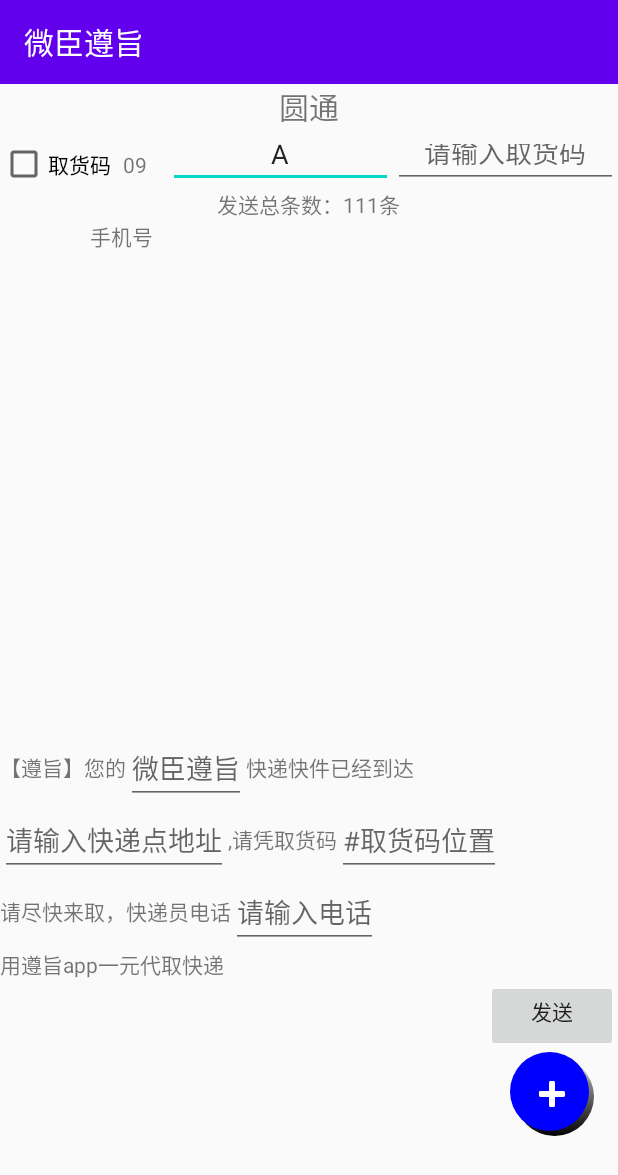
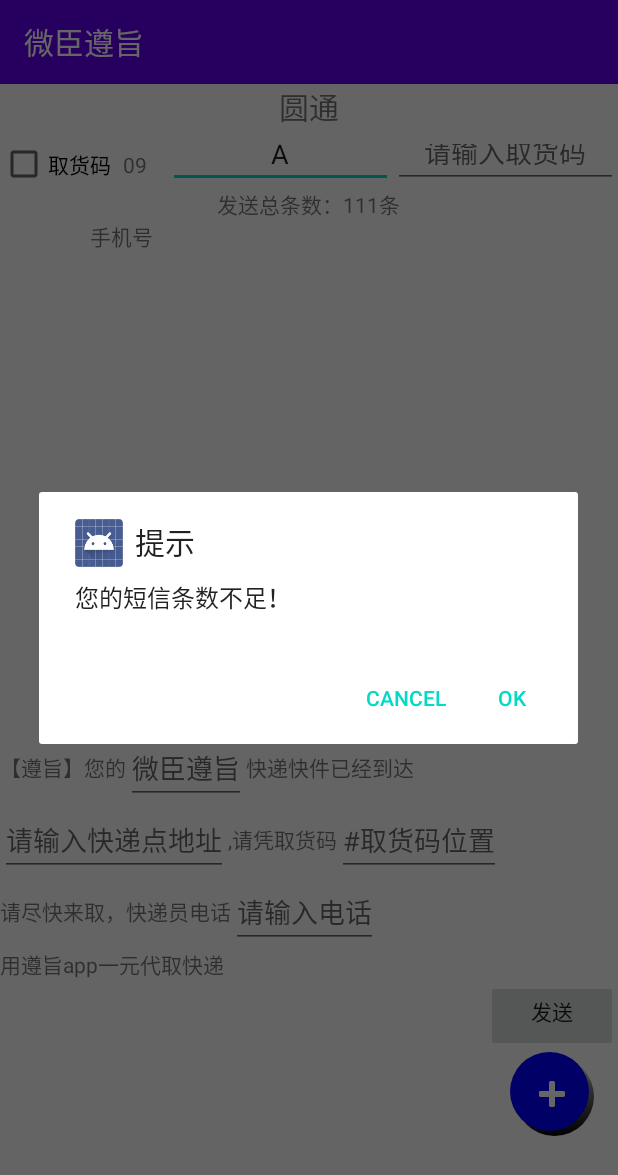
Before and after one commit to caozhaoqi/Transport_client, an Android app: the YTActivity screen opened directly, with no data from a screen before it, after a tap on "发送", on a phone screen of 412 x 824 dp. Shown: the top 1175 px of the screen. Run offline under Robolectric (Android 15) with nearby library versions, the light colour scheme and no system bars; our stand-ins replace ButterKnife; libraries missing offline, so code that uses them is left out: com.bigkoo.snappingstepper; 1 other tap on this screen came first.

Commit message:
message manage
Signed-off-by: czq <1150118968@qq.com>
(cherry picked from commit 2287dcc8566870722a8e2b79512200e52b76aaab)
Signed-off-by: czq <1150118968@qq.com>

```diff
--- a/app/src/main/java/com/example/SupportDecline/APPData.java
+++ b/app/src/main/java/com/example/SupportDecline/APPData.java
@@ -51,7 +51,8 @@
     public int[] qhm = new int[100];//ahm
 
     public int i;//record add phone number count
-    public String pro;
+    @NonNull
+    public String pro;//取货码前缀
     public int clickId;//选择id
     public int count;//记录扫描次数
 
--- a/app/src/main/java/com/example/SupportDecline/ScanActivity.java
+++ b/app/src/main/java/com/example/SupportDecline/ScanActivity.java
@@ -40,15 +40,14 @@
     ListView ls;
     Button finish;
     private static final String TAG = "ScanActivity";
-    int id;
-    int cl_id;
     String[] pn;
     int[] ahm;
 
 
     /**
-     * {@inheritDoc}
+     * {@inheritDocqqqqqqqqqqqqqqqqqqqqqqqqqqqqqqqqqqqqqqqqqqqqqqqqqqqqqqqqqqqq@Params Bundle}
      */
+
     @Override
     protected void onCreate(Bundle savedInstanceState) {
         super.onCreate(savedInstanceState);
--- a/app/src/main/java/com/example/SupportDecline/YTActivity.java
+++ b/app/src/main/java/com/example/SupportDecline/YTActivity.java
@@ -1,6 +1,8 @@
 package com.example.SupportDecline;
 
 import android.annotation.SuppressLint;
+import android.content.Context;
+import android.content.DialogInterface;
 import android.content.Intent;
 import android.os.Build;
 import android.os.Bundle;
@@ -13,9 +15,11 @@
 import android.widget.ListView;
 import android.widget.SimpleAdapter;
 import android.widget.TextView;
+import android.widget.Toast;
 
 import androidx.annotation.NonNull;
 import androidx.annotation.RequiresApi;
+import androidx.appcompat.app.AlertDialog;
 import androidx.appcompat.app.AppCompatActivity;
 
 import com.bigkoo.snappingstepper.listener.SnappingStepperValueChangeListener;
@@ -48,6 +52,7 @@
 
     private static final int REQUEST_CODE_SCAN = 123;
 
+    int msg_count;//message count
     CustomFAB scan;
     EditText kd_cm;
     CheckBox get_num;
@@ -114,6 +119,7 @@
         Intent i = getIntent();
 
 
+        @SuppressLint("SimpleDateFormat")
         SimpleDateFormat simpleDateFormat = new SimpleDateFormat("dd");// HH:mm:ss
 //获取当前时间
         Date date = new Date(System.currentTimeMillis());
@@ -233,6 +239,30 @@
 
     public void onClick() {
 
+        APPData appData = (APPData) getApplicationContext();
+        if (msg_count <= appData.i) {
+            final Context context = this;
+            AlertDialog.Builder builder = new AlertDialog.Builder(context);
+
+            builder.setTitle("提示")
+                    .setIcon(android.R.drawable.sym_def_app_icon)
+                    .setMessage("您的短信条数不足！")
+                    .setPositiveButton(android.R.string.ok, new DialogInterface.OnClickListener() {
+                        @Override
+                        public void onClick(DialogInterface dialog, int which) {
+                            Toast.makeText(context, "确认", Toast.LENGTH_SHORT).show();
+                        }
+                    })
+                    .setNegativeButton(android.R.string.cancel, new DialogInterface.OnClickListener() {
+                        @Override
+                        public void onClick(DialogInterface dialog, int which) {
+                            Toast.makeText(context, "取消", Toast.LENGTH_SHORT).show();
+                        }
+                    });
+
+            AlertDialog dialog = builder.create();
+            dialog.show();
+        }
         msg = mMsgBegin.getText().toString() + mEdtKdFs.getText().toString() + mKdydl.getText().toString()
                 + mInputAddress.getText().toString() + mUseCode.getText().toString() +
                 mInputGetnum.getText().toString() + mKdydgh.getText().toString() +
@@ -292,6 +322,7 @@
                     for (int k = 0; k < appData.logisticName_yt.length; k++) {
                         if (appData.logisticName_yt[k].equals(companyName)) {
                             fsts_txt.setText(appData.smsCount_yt[k] + "条");
+                            msg_count = appData.smsCount_yt[k];
                         }
                     }
                 } catch (JSONException ex) {
```
